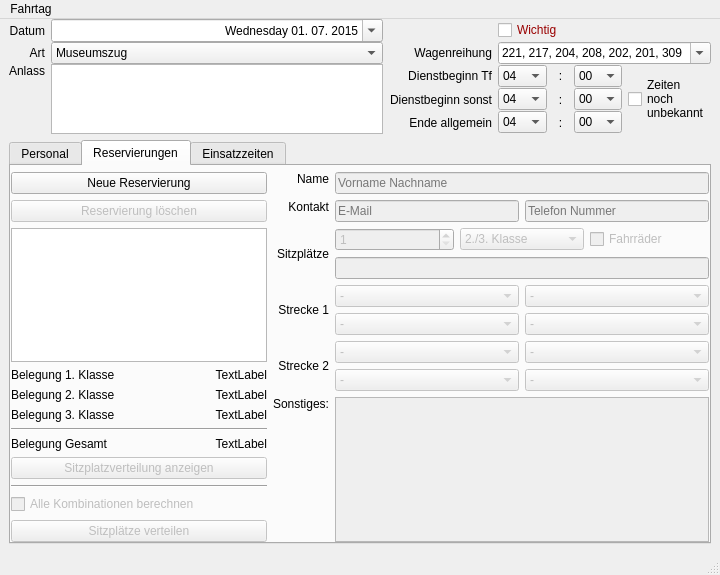
This is Programm/fahrtagwindow.ui in philjosch/Einsatzplaner as Qt 5 draws it before an edit. The edited form follows.
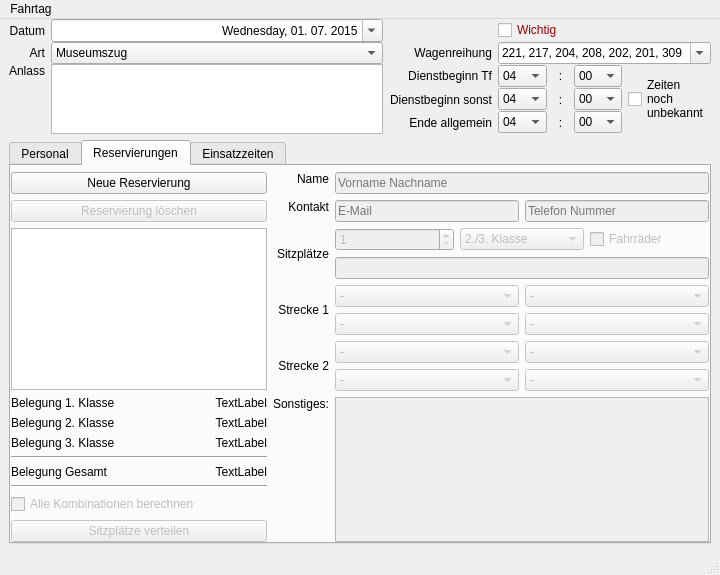
This is the edited form. The open tabs and pages were chosen to show the change.

```diff
--- a/Programm/fahrtagwindow.ui
+++ b/Programm/fahrtagwindow.ui
@@ -80,7 +80,7 @@
          <number>6</number>
         </property>
         <item row="0" column="0">
-         <layout class="QGridLayout" name="gridTf" rowstretch="0,0,1">
+         <layout class="QGridLayout" name="gridTf" rowstretch="0,0,1" columnstretch="0,0,0,0,1">
           <item row="2" column="0" colspan="5">
            <widget class="QListWidget" name="listTf">
             <property name="enabled">
@@ -699,7 +699,7 @@
          <number>6</number>
         </property>
         <item row="0" column="0">
-         <layout class="QGridLayout" name="gridNavigator" rowstretch="0,0,1,0,0,0,0,0,0,0,0,0" columnstretch="1,0">
+         <layout class="QGridLayout" name="gridNavigator" rowstretch="0,0,1,0,0,0,0,0,0,0,0" columnstretch="1,0">
           <property name="leftMargin">
            <number>0</number>
           </property>
@@ -715,16 +715,6 @@
           <property name="spacing">
            <number>6</number>
           </property>
-          <item row="5" column="1">
-           <widget class="QLabel" name="labelBelegtDritte">
-            <property name="text">
-             <string>TextLabel</string>
-            </property>
-            <property name="alignment">
-             <set>Qt::AlignRight|Qt::AlignTrailing|Qt::AlignVCenter</set>
-            </property>
-           </widget>
-          </item>
           <item row="3" column="1">
            <widget class="QLabel" name="labelBelegtErste">
             <property name="text">
@@ -735,26 +725,6 @@
             </property>
            </widget>
           </item>
-          <item row="4" column="1">
-           <widget class="QLabel" name="labelBelegtZweite">
-            <property name="text">
-             <string>TextLabel</string>
-            </property>
-            <property name="alignment">
-             <set>Qt::AlignRight|Qt::AlignTrailing|Qt::AlignVCenter</set>
-            </property>
-           </widget>
-          </item>
-          <item row="8" column="0" colspan="2">
-           <widget class="QPushButton" name="buttonShow">
-            <property name="enabled">
-             <bool>false</bool>
-            </property>
-            <property name="text">
-             <string>Sitzplatzverteilung anzeigen</string>
-            </property>
-           </widget>
-          </item>
           <item row="7" column="0">
            <widget class="QLabel" name="label_14">
             <property name="text">
@@ -762,40 +732,6 @@
             </property>
            </widget>
           </item>
-          <item row="11" column="0" colspan="2">
-           <widget class="QPushButton" name="buttonVerteile">
-            <property name="enabled">
-             <bool>false</bool>
-            </property>
-            <property name="text">
-             <string>Sitzplätze verteilen</string>
-            </property>
-           </widget>
-          </item>
-          <item row="3" column="0">
-           <widget class="QLabel" name="label_9">
-            <property name="text">
-             <string>Belegung 1. Klasse</string>
-            </property>
-           </widget>
-          </item>
-          <item row="4" column="0">
-           <widget class="QLabel" name="label_10">
-            <property name="text">
-             <string>Belegung 2. Klasse</string>
-            </property>
-           </widget>
-          </item>
-          <item row="1" column="0" colspan="2">
-           <widget class="QPushButton" name="buttonDelete">
-            <property name="enabled">
-             <bool>false</bool>
-            </property>
-            <property name="text">
-             <string>Reservierung löschen</string>
-            </property>
-           </widget>
-          </item>
           <item row="7" column="1">
            <widget class="QLabel" name="labelBelegtGesamt">
             <property name="text">
@@ -813,22 +749,6 @@
             </property>
            </widget>
           </item>
-          <item row="6" column="0" colspan="2">
-           <widget class="Line" name="line_3">
-            <property name="minimumSize">
-             <size>
-              <width>0</width>
-              <height>0</height>
-             </size>
-            </property>
-            <property name="lineWidth">
-             <number>1</number>
-            </property>
-            <property name="orientation">
-             <enum>Qt::Horizontal</enum>
-            </property>
-           </widget>
-          </item>
           <item row="2" column="0" colspan="2">
            <widget class="QListWidget" name="listRes">
             <property name="minimumSize">
@@ -839,13 +759,6 @@
             </property>
            </widget>
           </item>
-          <item row="9" column="0" colspan="2">
-           <widget class="Line" name="line_2">
-            <property name="orientation">
-             <enum>Qt::Horizontal</enum>
-            </property>
-           </widget>
-          </item>
           <item row="0" column="0" colspan="2">
            <widget class="QPushButton" name="buttonAdd">
             <property name="text">
@@ -853,7 +766,54 @@
             </property>
            </widget>
           </item>
+          <item row="3" column="0">
+           <widget class="QLabel" name="label_9">
+            <property name="text">
+             <string>Belegung 1. Klasse</string>
+            </property>
+           </widget>
+          </item>
+          <item row="1" column="0" colspan="2">
+           <widget class="QPushButton" name="buttonDelete">
+            <property name="enabled">
+             <bool>false</bool>
+            </property>
+            <property name="text">
+             <string>Reservierung löschen</string>
+            </property>
+           </widget>
+          </item>
+          <item row="4" column="1">
+           <widget class="QLabel" name="labelBelegtZweite">
+            <property name="text">
+             <string>TextLabel</string>
+            </property>
+            <property name="alignment">
+             <set>Qt::AlignRight|Qt::AlignTrailing|Qt::AlignVCenter</set>
+            </property>
+           </widget>
+          </item>
+          <item row="5" column="1">
+           <widget class="QLabel" name="labelBelegtDritte">
+            <property name="text">
+             <string>TextLabel</string>
+            </property>
+            <property name="alignment">
+             <set>Qt::AlignRight|Qt::AlignTrailing|Qt::AlignVCenter</set>
+            </property>
+           </widget>
+          </item>
           <item row="10" column="0" colspan="2">
+           <widget class="QPushButton" name="buttonVerteile">
+            <property name="enabled">
+             <bool>false</bool>
+            </property>
+            <property name="text">
+             <string>Sitzplätze verteilen</string>
+            </property>
+           </widget>
+          </item>
+          <item row="9" column="0" colspan="2">
            <widget class="QCheckBox" name="checkBoxAll">
             <property name="enabled">
              <bool>false</bool>
@@ -863,6 +823,36 @@
             </property>
            </widget>
           </item>
+          <item row="8" column="0" colspan="2">
+           <widget class="Line" name="line_2">
+            <property name="orientation">
+             <enum>Qt::Horizontal</enum>
+            </property>
+           </widget>
+          </item>
+          <item row="6" column="0" colspan="2">
+           <widget class="Line" name="line_3">
+            <property name="minimumSize">
+             <size>
+              <width>0</width>
+              <height>0</height>
+             </size>
+            </property>
+            <property name="lineWidth">
+             <number>1</number>
+            </property>
+            <property name="orientation">
+             <enum>Qt::Horizontal</enum>
+            </property>
+           </widget>
+          </item>
+          <item row="4" column="0">
+           <widget class="QLabel" name="label_10">
+            <property name="text">
+             <string>Belegung 2. Klasse</string>
+            </property>
+           </widget>
+          </item>
          </layout>
         </item>
         <item row="0" column="1">
@@ -2173,21 +2163,6 @@
         <property name="enabled">
          <bool>true</bool>
         </property>
-        <property name="toolTip">
-         <string notr="true"/>
-        </property>
-        <property name="statusTip">
-         <string notr="true"/>
-        </property>
-        <property name="whatsThis">
-         <string notr="true"/>
-        </property>
-        <property name="accessibleName">
-         <string notr="true"/>
-        </property>
-        <property name="accessibleDescription">
-         <string notr="true"/>
-        </property>
         <property name="alignment">
          <set>Qt::AlignRight|Qt::AlignTrailing|Qt::AlignVCenter</set>
         </property>
@@ -2206,7 +2181,7 @@
          </date>
         </property>
         <property name="displayFormat">
-         <string notr="true">dddd dd. MM. yyyy</string>
+         <string>dddd, dd. MM. yyyy</string>
         </property>
         <property name="calendarPopup">
          <bool>true</bool>
```
Left out of the diff: 3 changed lines with no effect on the pictures.
